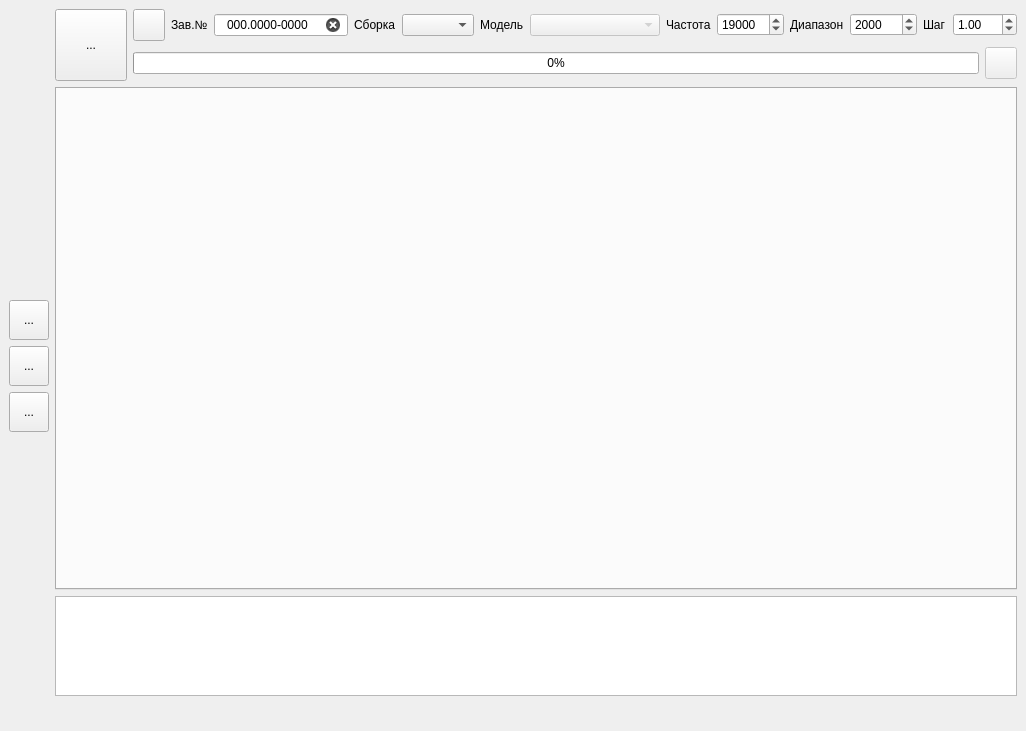
First picture: the form in usonicapp/forms/mainwindow.ui, repository Kneshal/usonicApp, before the edit.
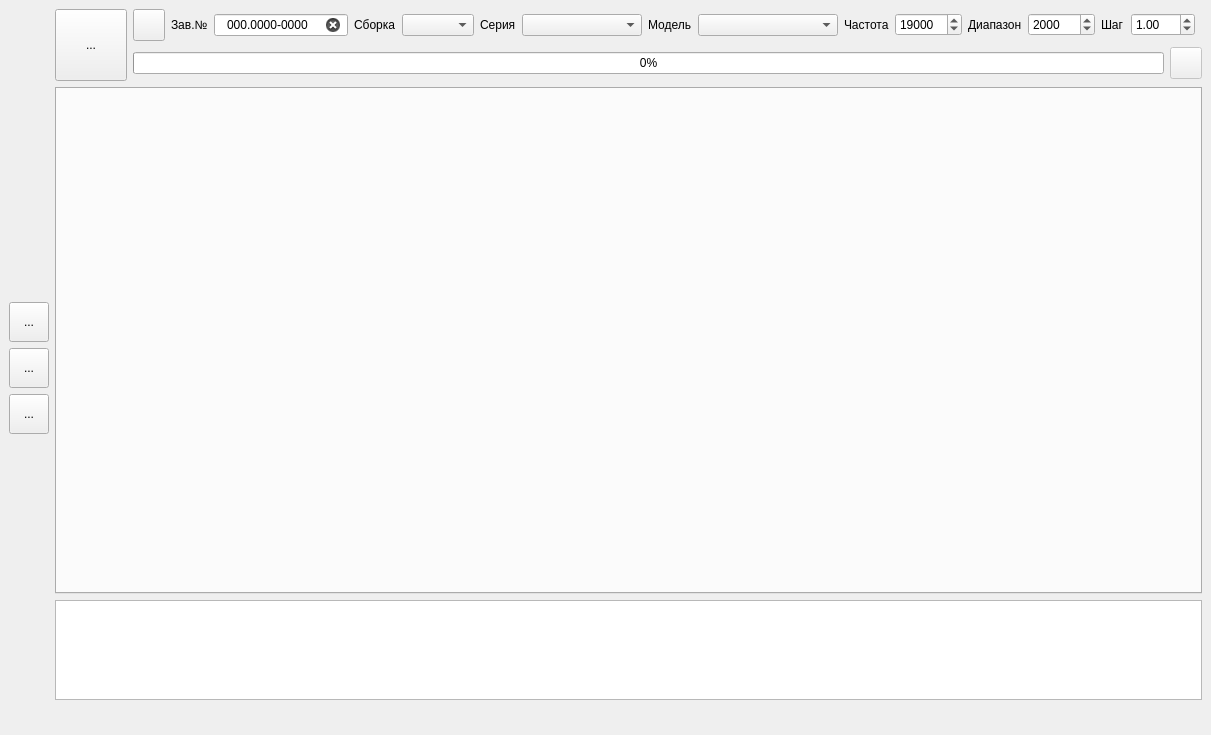
Second picture: the form after the edit. Icons and pictures are not drawn.

Patch:
```diff
--- a/usonicapp/forms/mainwindow.ui
+++ b/usonicapp/forms/mainwindow.ui
@@ -6,8 +6,8 @@
    <rect>
     <x>0</x>
     <y>0</y>
-    <width>1003</width>
-    <height>731</height>
+    <width>1211</width>
+    <height>735</height>
    </rect>
   </property>
   <property name="sizePolicy">
@@ -281,6 +281,23 @@
             <item>
              <widget class="QComboBox" name="composition_combobox"/>
             </item>
+            <item>
+             <widget class="QLabel" name="label_7">
+              <property name="text">
+               <string>Серия</string>
+              </property>
+             </widget>
+            </item>
+            <item>
+             <widget class="QComboBox" name="series_combobox">
+              <property name="minimumSize">
+               <size>
+                <width>120</width>
+                <height>0</height>
+               </size>
+              </property>
+             </widget>
+            </item>
             <item>
              <widget class="QLabel" name="label_2">
               <property name="text">
@@ -291,11 +308,11 @@
             <item>
              <widget class="QComboBox" name="devicemodel_combobox">
               <property name="enabled">
-               <bool>false</bool>
+               <bool>true</bool>
               </property>
               <property name="minimumSize">
                <size>
-                <width>130</width>
+                <width>140</width>
                 <height>0</height>
                </size>
               </property>
```
